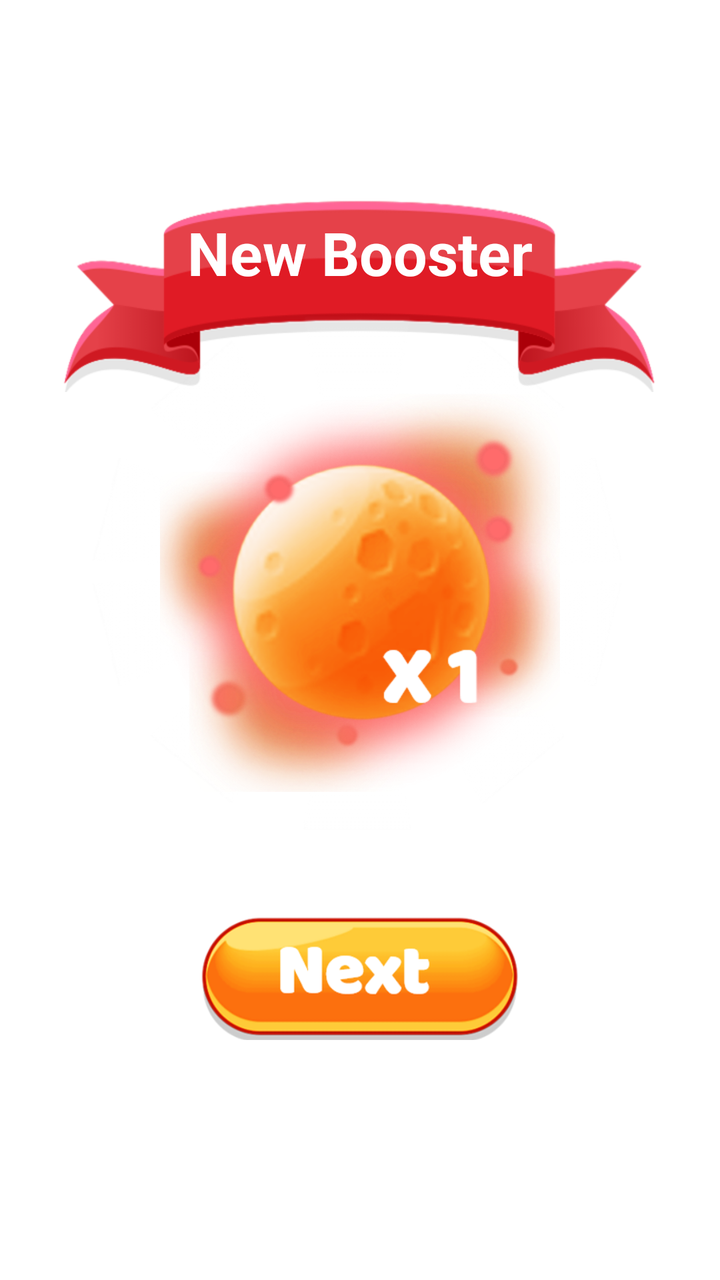
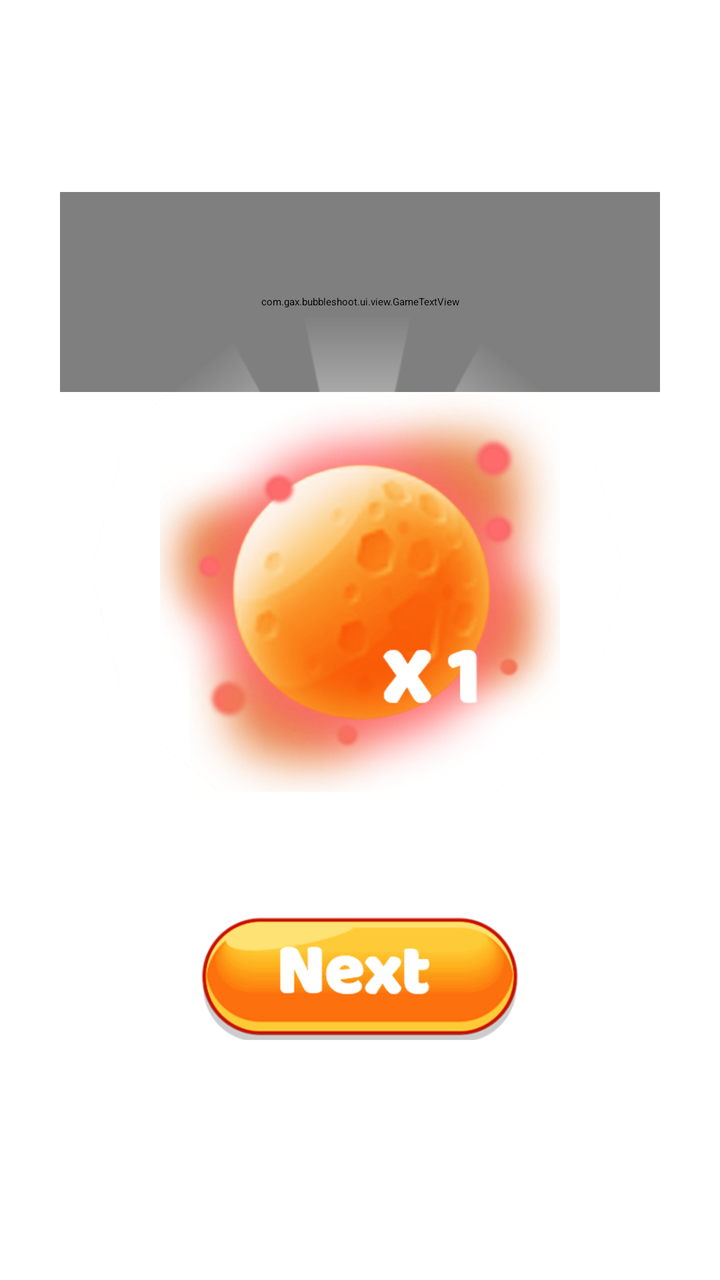

The first picture is an Android layout as it rendered before a commit; the second is the same layout after the commit. The layout source and the unified diff follow.
<!-- AndroidManifest.xml: application theme Theme.App.Starting -->
<!-- res/layout/dialog_new_booster.xml -->
<?xml version="1.0" encoding="utf-8"?>
<androidx.constraintlayout.widget.ConstraintLayout
    xmlns:android="http://schemas.android.com/apk/res/android"
    xmlns:app="http://schemas.android.com/apk/res-auto"
    xmlns:tools="http://schemas.android.com/tools"
    android:layout_width="match_parent"
    android:layout_height="match_parent"
    tools:ignore="ContentDescription">

    <TextView
        android:id="@+id/txt_new_booster"
        android:layout_width="@dimen/dialog_width"
        android:layout_height="0dp"
        android:background="@drawable/ribbon"
        app:fontFamily="@font/baloo"
        android:gravity="top|center_horizontal"
        android:paddingTop="@dimen/margin_10"
        android:text="@string/txt_booster"
        android:textColor="@color/white"
        android:textSize="@dimen/txt_dialog_small_size"
        android:textStyle="bold"
        app:layout_constraintBottom_toTopOf="@id/image_booster"
        app:layout_constraintDimensionRatio="3:1"
        app:layout_constraintEnd_toEndOf="parent"
        app:layout_constraintStart_toStartOf="parent" />

    <ImageView
        android:id="@+id/image_booster_bg"
        android:layout_width="@dimen/dialog_width"
        android:layout_height="@dimen/dialog_width"
        android:background="@drawable/light_bg"
        app:layout_constraintBottom_toBottomOf="parent"
        app:layout_constraintEnd_toEndOf="parent"
        app:layout_constraintStart_toStartOf="parent"
        app:layout_constraintTop_toTopOf="parent"
        app:layout_constraintVertical_bias="0.4" />

    <ImageView
        android:id="@+id/image_booster"
        android:layout_width="@dimen/image_booster_width"
        android:layout_height="@dimen/image_booster_width"
        android:layout_marginTop="@dimen/margin_20"
        android:src="@drawable/product_fireball"
        app:layout_constraintBottom_toBottomOf="@id/image_booster_bg"
        app:layout_constraintDimensionRatio="1:1"
        app:layout_constraintEnd_toEndOf="@id/image_booster_bg"
        app:layout_constraintStart_toStartOf="@id/image_booster_bg"
        app:layout_constraintTop_toTopOf="@id/image_booster_bg" />

    <ImageButton
        android:id="@+id/btn_next"
        android:layout_width="@dimen/btn_width"
        android:layout_height="0dp"
        android:layout_marginTop="@dimen/margin_20"
        android:background="@drawable/btn_next"
        app:layout_constraintDimensionRatio="5:2"
        app:layout_constraintEnd_toEndOf="parent"
        app:layout_constraintStart_toStartOf="parent"
        app:layout_constraintTop_toBottomOf="@id/image_booster_bg" />

</androidx.constraintlayout.widget.ConstraintLayout>
<!-- resources referenced by this layout -->
<resources>
  <color name="white">#FFFFFFFF</color>
  <dimen name="btn_width">160dp</dimen>
  <dimen name="dialog_width">300dp</dimen>
  <dimen name="image_booster_width">200dp</dimen>
  <dimen name="margin_10">10dp</dimen>
  <dimen name="margin_20">20dp</dimen>
  <dimen name="txt_dialog_small_size">30sp</dimen>
  <!-- drawable btn_next: png bitmap (drawable, 33928 bytes) -->
  <!-- drawable light_bg: png bitmap (drawable, 126167 bytes) -->
  <!-- drawable product_fireball: png bitmap (drawable, 272876 bytes) -->
  <!-- drawable ribbon: png bitmap (drawable, 30961 bytes) -->
  <string name="txt_booster">New Booster</string>
  <style name="Theme.App.Starting" parent="Theme.SplashScreen">
          
          <item name="windowSplashScreenBackground">@color/brown</item>
          
          
          <item name="postSplashScreenTheme">@style/Theme.AnimalsPop</item>
      </style>
  <color name="brown">#4E342E</color>
  <style name="Theme.AnimalsPop" parent="Theme.MaterialComponents.DayNight.NoActionBar">
          
          <item name="colorPrimary">@color/purple_500</item>
          <item name="colorPrimaryVariant">@color/purple_700</item>
          <item name="colorOnPrimary">@color/white</item>
          
          <item name="colorSecondary">@color/teal_200</item>
          <item name="colorSecondaryVariant">@color/teal_700</item>
          <item name="colorOnSecondary">@color/black</item>
          
          <item name="android:statusBarColor" tools:targetApi="l">?attr/colorPrimaryVariant</item>
          
      </style>
  <color name="purple_500">#FF6200EE</color>
  <color name="purple_700">#FF3700B3</color>
  <color name="teal_200">#FF03DAC5</color>
  <color name="teal_700">#FF018786</color>
  <color name="black">#FF000000</color>
</resources>

<!-- the commit's change to res/layout/dialog_new_booster.xml (unified diff, before → after) -->
@@ -7,7 +7,7 @@
     android:layout_height="match_parent"
     tools:ignore="ContentDescription">
 
-    <TextView
+    <com.gax.bubbleshoot.ui.view.GameTextView
         android:id="@+id/txt_new_booster"
         android:layout_width="@dimen/dialog_width"
         android:layout_height="0dp"
